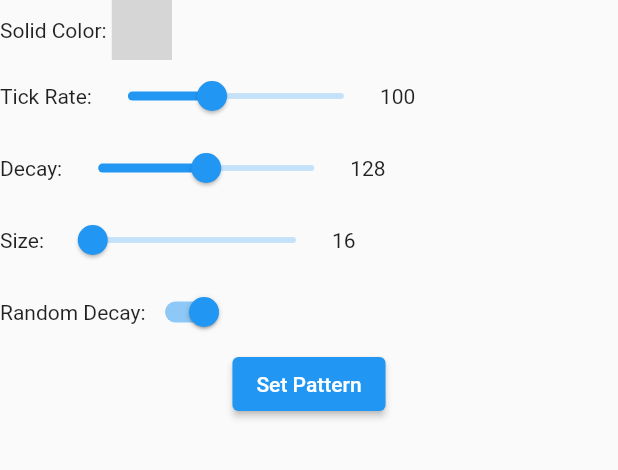
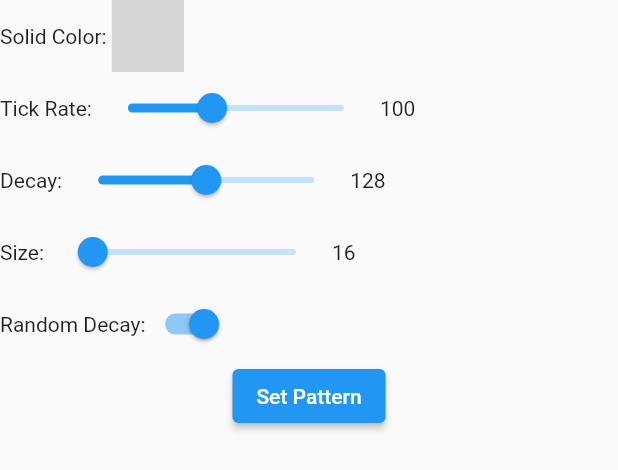
Before and after one commit to davisschenk/rasp_leds, a Flutter app: the Meteor widget shown alone on an empty page, opened directly, after a tap on "Set Pattern", on a phone screen of 412 x 824 dp. Shown: the top 470 px of the screen. Run offline on Flutter 3.47's test engine with Material 2 defaults, Android fonts, the phone set to English and light mode, and no system bars; missing offline and left inert: flex_color_picker; network calls fail; grey boxes are pictures that could not be loaded.

Commit message:
Abstracted Message/pattern behavior

```diff
--- a/frontend/lib/patterns/common.dart
+++ b/frontend/lib/patterns/common.dart
@@ -1,23 +1,38 @@
-import 'package:flutter/material.dart';
+import 'dart:convert';
+import 'package:http/http.dart' as http;
 
-class Solid extends StatefulWidget {
-  Solid({Key? key}) : super(key: key);
+var  SERVER_URL = Uri.parse("http://192.168.0.6:8000/api/pattern");
 
-  @override
-  _SolidState createState() => _SolidState();
+mixin Message {
+  String get type;
+  Map<String, dynamic> getData();
+  Map<String, dynamic> toJson() {
+    return {"type": this.type, "data": getData()};
+  }
+
+  Future<http.Response> sendMessage(Uri url) {
+    var encoded_message = json.encode(this.toJson());
+    var headers = {
+      'Content-Type': 'application/json; charset=UTF-8',
+    };
+
+    return http.post(url, body: encoded_message, headers: headers);
+  }
 }
 
-class _SolidState extends State<Solid> {
-  final _state = GlobalKey<FormState>();
+mixin Pattern on Message {
+  String get type => "pattern";
+}
 
-  @override
-  Widget build(BuildContext context) {
-    return Form(
-      key: _state,
-      child: Column(
-        children: [],
+class Idle with Message {
+  String get type => "idle";
+  bool clear;
 
-      ),
-    );
+  Idle({this.clear = false});
+
+  Map<String, dynamic> getData() {
+    return {
+      "clear": clear
+    };
   }
 }
--- a/frontend/lib/patterns/meteor.dart
+++ b/frontend/lib/patterns/meteor.dart
@@ -1,8 +1,6 @@
-import 'dart:convert';
-
 import 'package:flutter/material.dart';
 import 'package:flex_color_picker/flex_color_picker.dart';
-import 'package:http/http.dart' as http;
+import 'common.dart';
 
 class Meteor extends StatefulWidget {
   Meteor({Key? key}) : super(key: key);
@@ -11,7 +9,7 @@ class Meteor extends StatefulWidget {
   _MeteorState createState() => _MeteorState();
 }
 
-class _MeteorState extends State<Meteor> {
+class _MeteorState extends State<Meteor> with Message, Pattern {
   Color color = Color(0xff000000);
   int tick_rate = 100;
   int decay = 128;
@@ -48,6 +46,17 @@ class _MeteorState extends State<Meteor> {
     });
   }
 
+  Map<String, dynamic> getData() {
+    return {
+      "pattern": "meteor",
+      "tick_rate": tick_rate,
+      "color": [color.blue, color.green, color.red, 0],
+      "random_decay": random_decay,
+      "decay": decay,
+      "size": size
+    };
+  }
+
   @override
   Widget build(BuildContext context) {
     return Center(
@@ -55,8 +64,6 @@ class _MeteorState extends State<Meteor> {
       Row(children: [
         Text("Solid Color: "),
         ColorIndicator(
-            width: 40,
-            height: 40,
             borderRadius: 0,
             color: color,
             elevation: 1,
@@ -70,8 +77,6 @@ class _MeteorState extends State<Meteor> {
                 color,
                 title: Text('ColorPicker',
                     style: Theme.of(context).textTheme.headline6),
-                width: 40,
-                height: 40,
                 spacing: 0,
                 runSpacing: 0,
                 borderRadius: 0,
@@ -90,7 +95,7 @@ class _MeteorState extends State<Meteor> {
                 actionButtons: const ColorPickerActionButtons(
                   okButton: true,
                   closeButton: true,
-                  dialogActionButtons: false,
+                  dialogActionButtons: true,
                 ),
                 constraints: const BoxConstraints(
                     minHeight: 480, minWidth: 320, maxWidth: 320),
@@ -145,24 +150,7 @@ class _MeteorState extends State<Meteor> {
       ElevatedButton(
           child: Text("Set Pattern"),
           onPressed: () async {
-            var url = Uri.parse("http://192.168.0.6:8000/api/pattern");
-
-            http
-                .post(url, headers: <String, String>{
-                  'Content-Type': 'application/json; charset=UTF-8',
-                }, body: '''
-                      {
-                        "type": "pattern",
-                        "data": {
-                          "pattern": "meteor",
-                          "tick_rate": ${tick_rate},
-                          "color": [${color.blue}, ${color.green}, ${color.red}, 0],
-                          "random_decay": ${random_decay},
-                          "decay": ${decay},
-                          "size": ${size}
-                        }
-                      }
-                    ''')
+            sendMessage(SERVER_URL)
                 .then((resp) => {
                       if (resp.statusCode != 200)
                         showDialog(
```
Also changed, not shown: frontend/lib/main.dart (+39 -5 lines), frontend/lib/patterns/solid.dart (+10 -15 lines).
